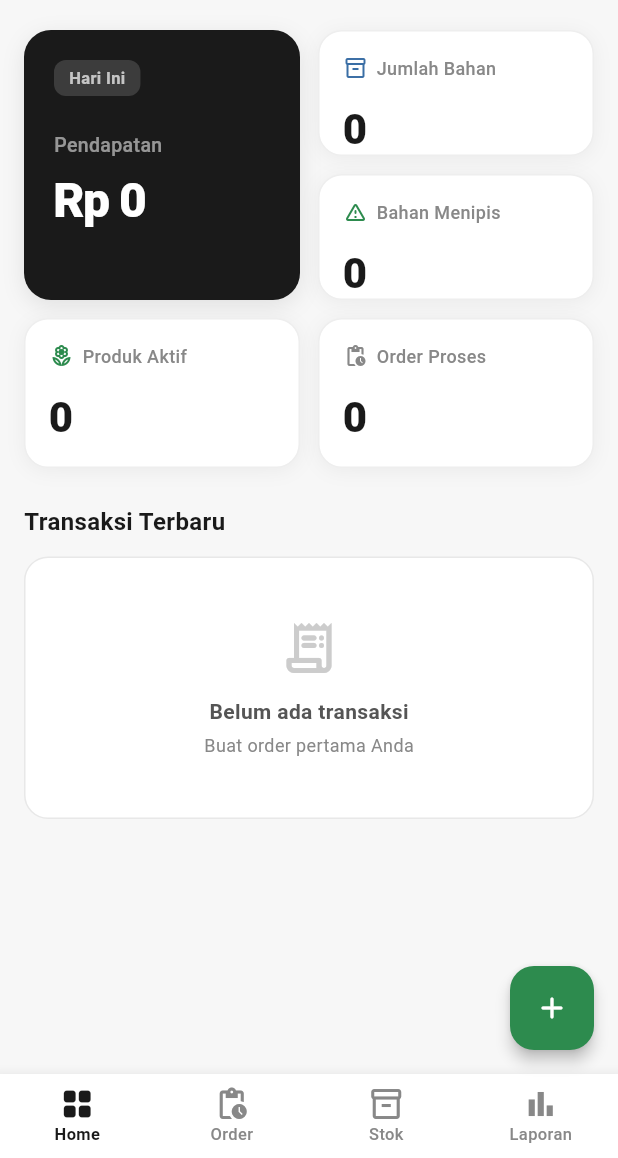
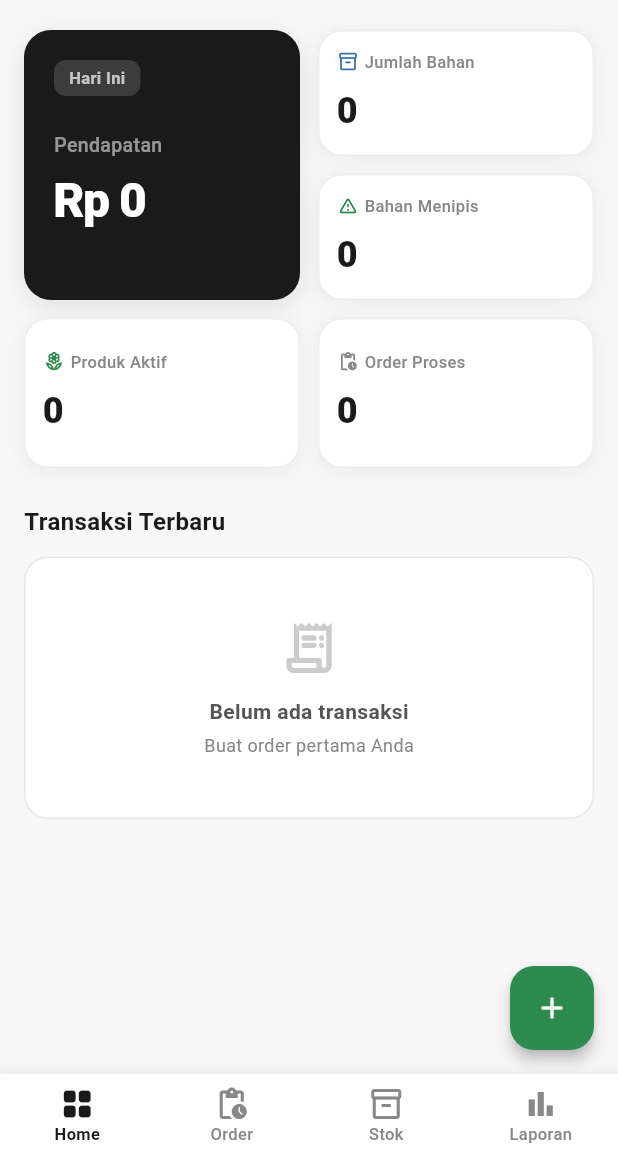
Before and after one commit to teranixbq/Flokower, a Flutter app: the screen it shows once a user with an empty profile is signed in, on a phone screen of 412 x 824 dp, the part 78-1236 px from its top. Run offline on Flutter 3.47's test engine with Material 3 defaults, Android fonts, the phone set to English and light mode, and no system bars; our stand-ins replace cloud_firestore, firebase_auth, firebase_core, flutter_dotenv, flutter_riverpod, image_picker; accounts and stored records are empty.

Commit message:
fix: resolve RenderFlex overflow in dashboard metric cards
- Reduce padding from 16px to 12px
- Reduce icon size from 16 to 14
- Reduce spacing from 12px to 8px
- Reduce value font size from 28 to 24
- Add TextOverflow.ellipsis to prevent text overflow
- Wrap label text with Expanded widget for better text handling

```diff
--- a/lib/features/dashboard/presentation/screens/dashboard_screen.dart
+++ b/lib/features/dashboard/presentation/screens/dashboard_screen.dart
@@ -323,7 +323,7 @@ class _MetricCard extends StatelessWidget {
   @override
   Widget build(BuildContext context) {
     return Container(
-      padding: const EdgeInsets.all(16),
+      padding: const EdgeInsets.all(12),
       decoration: BoxDecoration(
         color: FlokowerTheme.white,
         borderRadius: BorderRadius.circular(16),
@@ -342,13 +342,23 @@ class _MetricCard extends StatelessWidget {
         children: [
           Row(
             children: [
-              Icon(icon, size: 16, color: color),
-              const SizedBox(width: 6),
-              Text(label, style: TextStyle(fontSize: 12, color: FlokowerTheme.mediumGray, fontWeight: FontWeight.w500)),
+              Icon(icon, size: 14, color: color),
+              const SizedBox(width: 4),
+              Expanded(
+                child: Text(
+                  label,
+                  style: TextStyle(fontSize: 11, color: FlokowerTheme.mediumGray, fontWeight: FontWeight.w500),
+                  overflow: TextOverflow.ellipsis,
+                ),
+              ),
             ],
           ),
-          const SizedBox(height: 12),
-          Text(value, style: TextStyle(fontSize: 28, fontWeight: FontWeight.w800, color: FlokowerTheme.black, letterSpacing: -1)),
+          const SizedBox(height: 8),
+          Text(
+            value,
+            style: TextStyle(fontSize: 24, fontWeight: FontWeight.w800, color: FlokowerTheme.black, letterSpacing: -1),
+            overflow: TextOverflow.ellipsis,
+          ),
         ],
       ),
     );
```
